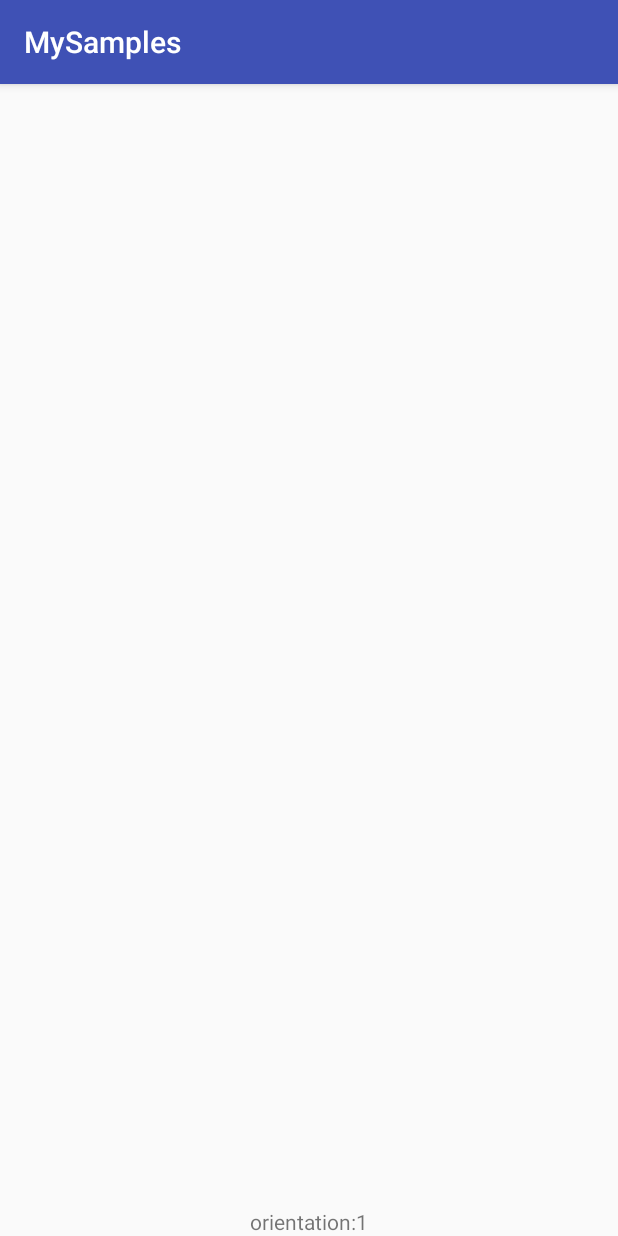
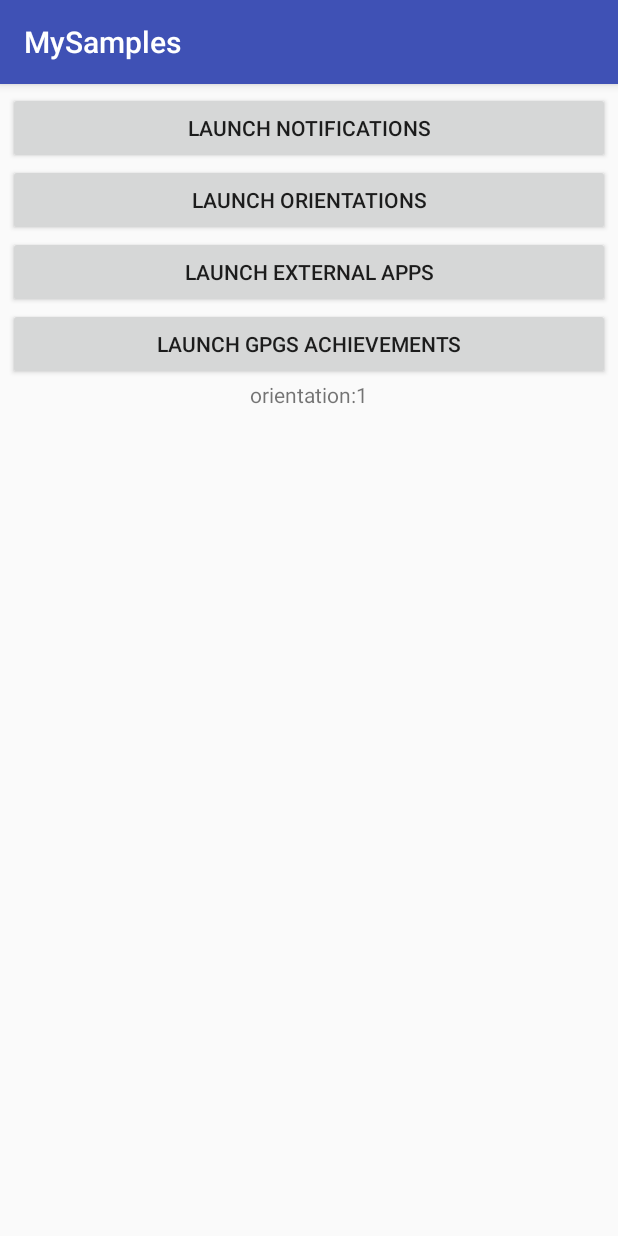
Before and after one commit to dhivadeekshi/MyAndroidSamples, an Android app: the screen it shows after launch (MainActivity), on a phone screen of 412 x 824 dp. Run offline under Robolectric (Android 15) with nearby library versions, the phone set to English and light mode, and no system bars.

Commit message:
Updated Main Activity
Resolved the issue with the Main Activity buttons not disaplayed.
Moved the buttons under the Linear Vertical Layout

```diff
--- a/app/build.gradle
+++ b/app/build.gradle
@@ -20,8 +20,8 @@ android {
 
 dependencies {
     implementation fileTree(dir: 'libs', include: ['*.jar'])
-    implementation 'com.android.support:appcompat-v7:27.1.0'
-    implementation 'com.android.support:design:27.1.0'
+    implementation 'com.android.support:appcompat-v7:27.1.1'
+    implementation 'com.android.support:design:27.1.1'
     implementation 'com.android.support.constraint:constraint-layout:1.1.2'
     implementation 'com.google.android.gms:play-services-basement:15.0.1'
     implementation 'com.google.android.gms:play-services-games:15.0.1'
--- a/app/src/main/res/layout/activity_main.xml
+++ b/app/src/main/res/layout/activity_main.xml
@@ -6,37 +6,35 @@
     android:layout_height="match_parent"
     tools:context="com.dhivakar.mysamples.MainActivity">
 
+    <LinearLayout
+        android:layout_width="match_parent"
+        android:layout_height="match_parent"
+        android:orientation="vertical"
+        android:layout_margin="5sp">
         <Button
             android:id="@+id/BtnLaunchNotifications"
             android:layout_width="match_parent"
             android:layout_height="wrap_content"
-        android:layout_margin="5sp"
-        android:text="@string/launch_notifications"
-        app:layout_constraintTop_toBottomOf="parent"/>
+            android:text="@string/launch_notifications"/>
 
         <Button
             android:id="@+id/BtnLaunchOrientations"
             android:layout_width="match_parent"
             android:layout_height="wrap_content"
-        android:layout_margin="5sp"
-        android:text="@string/launch_orientations"
-        app:layout_constraintTop_toBottomOf="@id/BtnLaunchNotifications"/>
+            android:text="@string/launch_orientations"/>
 
         <Button
             android:id="@+id/BtnLaunchExternalApps"
             android:layout_width="match_parent"
             android:layout_height="wrap_content"
-        android:layout_margin="5sp"
-        android:text="@string/launch_externalapps"
-        app:layout_constraintTop_toBottomOf="@id/BtnLaunchOrientations"/>
+            android:text="@string/launch_externalapps"/>
 
         <Button
             android:id="@+id/BtnLaunchGPGSAchievements"
             android:layout_width="match_parent"
             android:layout_height="wrap_content"
-        android:layout_margin="5sp"
-        android:text="@string/launch_gpgsachievements"
-        app:layout_constraintTop_toBottomOf="@id/BtnLaunchExternalApps"/>
+            android:text="@string/launch_gpgsachievements"/>
+
 
         <TextView
             android:id="@+id/orientation_description"
@@ -44,7 +42,8 @@
             android:layout_height="wrap_content"
             android:maxLines="1"
             android:text=""
-        android:textAlignment="center"
-        app:layout_constraintBottom_toBottomOf="parent" />
+            android:textAlignment="center" />
+    </LinearLayout>
+
 
 </android.support.constraint.ConstraintLayout>
```
Lines whose indentation alone changed are shown as unchanged.
